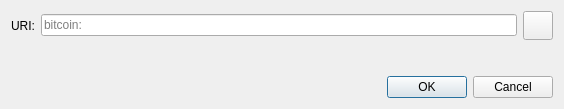
andaluzcoin/andaluzcoin, file src/qt/forms/openuridialog.ui: the form before one commit.
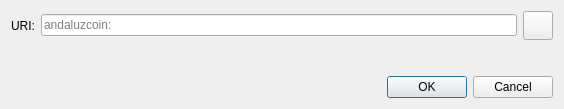
The form after the commit. Icons and pictures are not drawn. Custom widgets are drawn as their Qt base class.

Diff of the .ui file:
```diff
--- a/src/qt/forms/openuridialog.ui
+++ b/src/qt/forms/openuridialog.ui
@@ -26,7 +26,7 @@
      <item>
       <widget class="QValidatedLineEdit" name="uriEdit">
        <property name="placeholderText">
-        <string notr="true">bitcoin:</string>
+        <string notr="true">andaluzcoin:</string>
        </property>
       </widget>
      </item>
```
Left out of the diff: 2 changed lines with no effect on the pictures.
